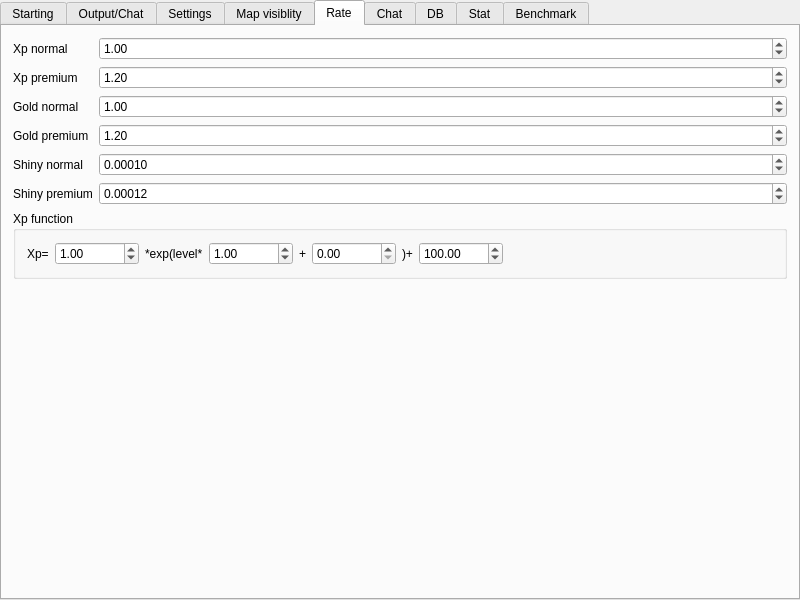
alphaonex86/CatchChallenger, file server/MainWindow.ui: the form before one commit.
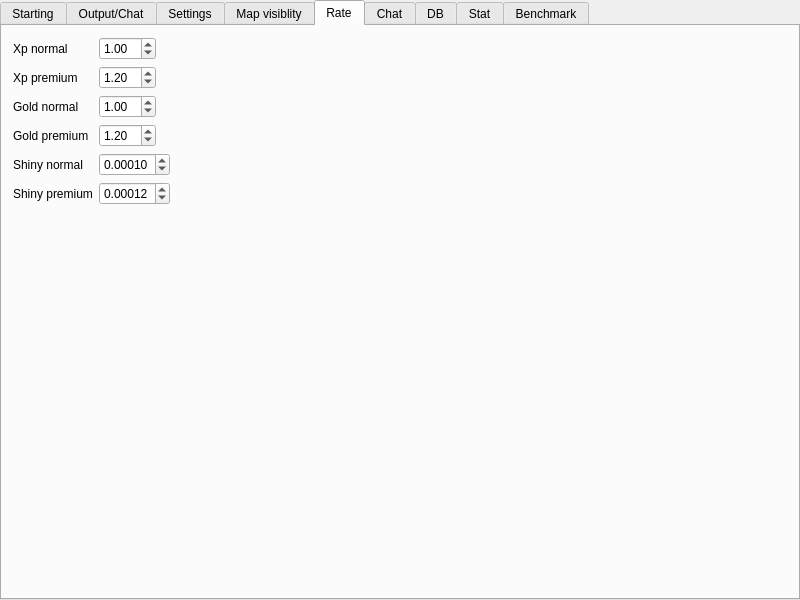
The form after the commit. Icons and pictures are not drawn.

Commit message: [Clean] server part

```diff
--- a/server/MainWindow.ui
+++ b/server/MainWindow.ui
@@ -373,6 +373,16 @@
         <string>Rate</string>
        </attribute>
        <layout class="QFormLayout" name="formLayout_2">
+        <property name="fieldGrowthPolicy">
+         <enum>QFormLayout::ExpandingFieldsGrow</enum>
+        </property>
+        <item row="0" column="0">
+         <widget class="QLabel" name="label_2">
+          <property name="text">
+           <string>Xp normal</string>
+          </property>
+         </widget>
+        </item>
         <item row="0" column="1">
          <widget class="QDoubleSpinBox" name="rates_xp_normal">
           <property name="singleStep">
@@ -471,112 +481,6 @@
           </property>
          </widget>
         </item>
-        <item row="0" column="0">
-         <widget class="QLabel" name="label_2">
-          <property name="text">
-           <string>Xp normal</string>
-          </property>
-         </widget>
-        </item>
-        <item row="6" column="0" colspan="2">
-         <widget class="QGroupBox" name="groupBox_2">
-          <property name="title">
-           <string>Xp function</string>
-          </property>
-          <layout class="QHBoxLayout" name="horizontalLayout_5">
-           <item>
-            <widget class="QLabel" name="label_22">
-             <property name="text">
-              <string>Xp=</string>
-             </property>
-            </widget>
-           </item>
-           <item>
-            <widget class="QDoubleSpinBox" name="xp_a">
-             <property name="minimum">
-              <double>0.010000000000000</double>
-             </property>
-             <property name="maximum">
-              <double>999999999.000000000000000</double>
-             </property>
-             <property name="singleStep">
-              <double>0.010000000000000</double>
-             </property>
-             <property name="value">
-              <double>1.000000000000000</double>
-             </property>
-            </widget>
-           </item>
-           <item>
-            <widget class="QLabel" name="label_23">
-             <property name="text">
-              <string>*exp(level*</string>
-             </property>
-            </widget>
-           </item>
-           <item>
-            <widget class="QDoubleSpinBox" name="xp_b">
-             <property name="minimum">
-              <double>0.010000000000000</double>
-             </property>
-             <property name="maximum">
-              <double>999999999.000000000000000</double>
-             </property>
-             <property name="singleStep">
-              <double>0.010000000000000</double>
-             </property>
-             <property name="value">
-              <double>1.000000000000000</double>
-             </property>
-            </widget>
-           </item>
-           <item>
-            <widget class="QLabel" name="label_24">
-             <property name="text">
-              <string>+</string>
-             </property>
-            </widget>
-           </item>
-           <item>
-            <widget class="QDoubleSpinBox" name="xp_c">
-             <property name="maximum">
-              <double>999999999.000000000000000</double>
-             </property>
-            </widget>
-           </item>
-           <item>
-            <widget class="QLabel" name="label_25">
-             <property name="text">
-              <string>)+</string>
-             </property>
-            </widget>
-           </item>
-           <item>
-            <widget class="QDoubleSpinBox" name="xp_d">
-             <property name="maximum">
-              <double>999999999.000000000000000</double>
-             </property>
-             <property name="value">
-              <double>100.000000000000000</double>
-             </property>
-            </widget>
-           </item>
-           <item>
-            <spacer name="horizontalSpacer_6">
-             <property name="orientation">
-              <enum>Qt::Horizontal</enum>
-             </property>
-             <property name="sizeHint" stdset="0">
-              <size>
-               <width>40</width>
-               <height>20</height>
-              </size>
-             </property>
-            </spacer>
-           </item>
-          </layout>
-         </widget>
-        </item>
        </layout>
       </widget>
       <widget class="QWidget" name="chat">
```
The commit also changes 1 other file.
